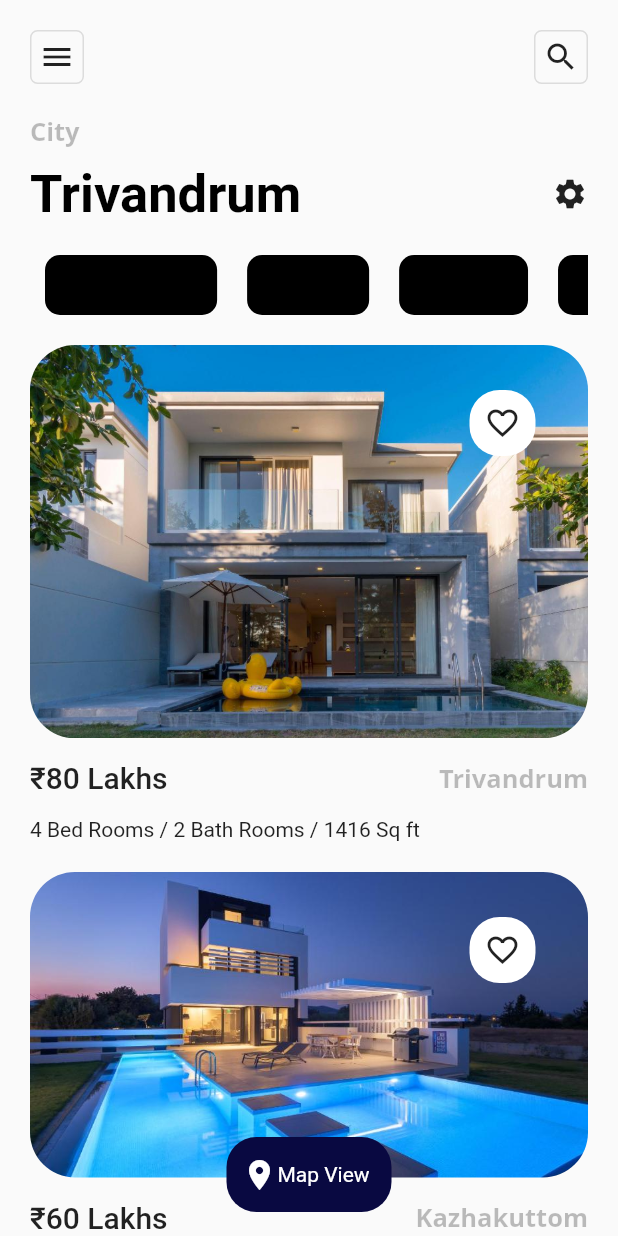
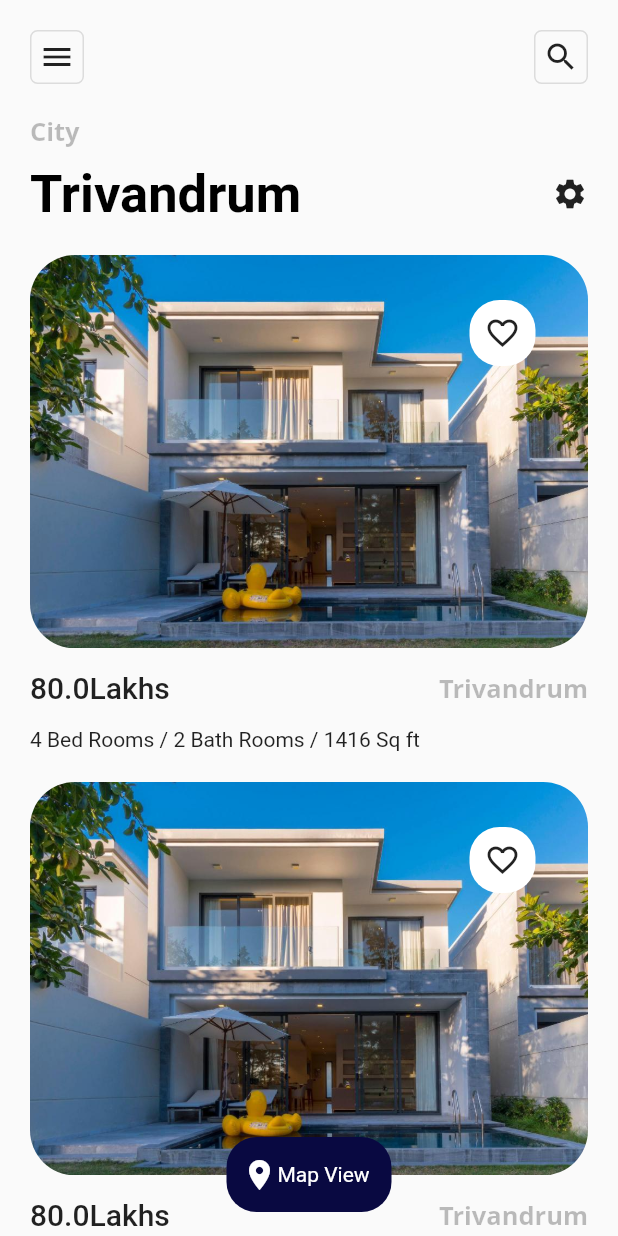
Before and after one commit to gaiusgdcruz/trailapp, a Flutter app: the screen it shows after launch, on a phone screen of 412 x 824 dp. Run offline on Flutter 3.47's test engine with Material 2 defaults, Android fonts, the phone set to English and light mode, and no system bars; Roboto replaces fonts that are missing (Open Sans).

Commit message:
update homepage

```diff
--- a/lib/Screens/Homepage/homepage.dart
+++ b/lib/Screens/Homepage/homepage.dart
@@ -1,13 +1,37 @@
 
 import 'package:flutter/material.dart';
 import 'package:trailapp/Screens/Homepage/widgets/CustomAppBar.dart';
+import 'package:trailapp/Screens/Showall/showalldetails.dart';
 import 'package:trailapp/Theme/theme.dart';
+import 'package:trailapp/models/homeDataModels.dart';
 
+// ignore: must_be_immutable
 class Homepage extends StatelessWidget {
 
   void onPressedEvent (BuildContext context) {
     Navigator.of(context).pushNamed('/showalldetails');
   }
+
+  List<HomeDataModel> houseData = [
+    HomeDataModel(
+      place: 'Trivandrum',
+      price: 80,
+      bathroom: 2,
+      bedroom: 4 ,
+      sqft: 1416,
+      imgpath: 'assets/img/home1.jpg'
+
+    ),
+    HomeDataModel(
+      place: 'Trivandrum',
+      price: 80,
+      bathroom: 2,
+      bedroom: 4 ,
+      sqft: 1416,
+      imgpath: 'assets/img/home1.jpg'
+
+    ),
+  ];
   @override
   Widget build(BuildContext context) {
     var container = Container(
@@ -53,19 +77,29 @@ class Homepage extends StatelessWidget {
                         Icon(Icons.settings)
                       ],
                     ),
-                    container,
-                    ListView(
+                    ListView.builder(
                       shrinkWrap: true,
                       physics: NeverScrollableScrollPhysics(),
-                      children: [
-                        GestureDetector(
-                          onTap: ()=> onPressedEvent(context),
-                          child: Product(price: "₹80 Lakhs",place: "Trivandrum",specs: "4 Bed Rooms / 2 Bath Rooms / 1416 Sq ft",imgpath: "assets/img/home1.jpg")),
-                        Product(price: "₹60 Lakhs",place: "Kazhakuttom",specs: "3 Bed Rooms / 2 Bath Rooms / 1200 Sq ft",imgpath: "assets/img/home2.jpg"),
-                        Product(price: "₹35 Lakhs",place: "Attingal",specs: "2 Bed Rooms / 1 Bath Rooms / 960 Sq ft",imgpath: "assets/img/home3.jpg"),
-
-                      ],
-                    )
+                      itemCount: houseData.length,
+                      itemBuilder: (BuildContext context, int index){
+                        return GestureDetector(
+                          onTap: () {
+                            Map argumnts = {
+                              'place' : houseData[index].place,
+                              'price' : houseData[index].price,
+                            };
+                            print(argumnts);
+                            Navigator.of(context).pushNamed(ShowAllDetails.routeName, arguments: argumnts);
+                          },
+                          child: Product(
+                            price: houseData[0].price.toString()+'Lakhs',
+                            place: houseData[0].place ,
+                            specs: "4 Bed Rooms / 2 Bath Rooms / 1416 Sq ft",
+                            imgpath: houseData[0].imgpath)
+                            );
+                      },
+                    ),
+                    container,
                   ],
                 ),
               ),
--- /dev/null
+++ b/lib/models/homeDataModels.dart
@@ -0,0 +1,17 @@
+class HomeDataModel {
+  String place;
+  double price;
+  int bedroom;
+  int bathroom;
+  int sqft;
+  String imgpath;
+  HomeDataModel({
+    this.place,
+    this.price,
+    this.bedroom,
+    this.bathroom,
+    this.sqft,
+    this.imgpath
+
+  });
+}
```
